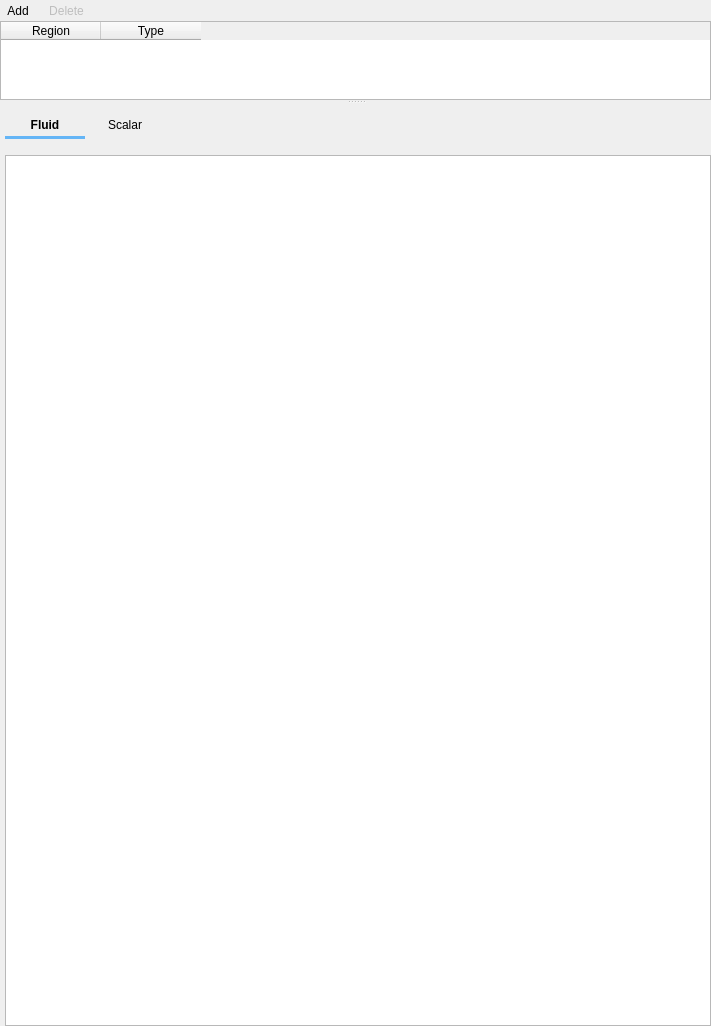
Before: the Qt Designer form gui/uifiles/boundary_conditions.ui in truongd8593/mfix, drawn with Qt 5.
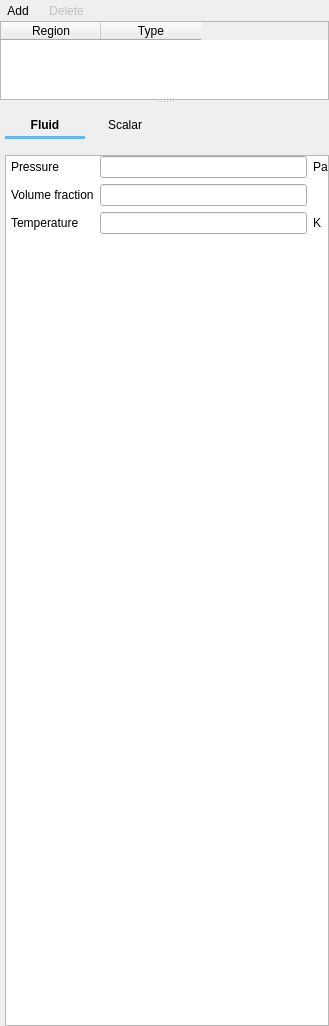
After: the same form once the commit is applied. The open tabs and pages were chosen to show the change. Custom widgets are drawn as their Qt base class.

Commit message: BCs/Fluid/PO

The edit to the form file:
```diff
--- a/gui/uifiles/boundary_conditions.ui
+++ b/gui/uifiles/boundary_conditions.ui
@@ -6,7 +6,7 @@
    <rect>
     <x>0</x>
     <y>0</y>
-    <width>711</width>
+    <width>329</width>
     <height>1026</height>
    </rect>
   </property>
@@ -327,7 +327,7 @@
            <rect>
             <x>0</x>
             <y>0</y>
-            <width>702</width>
+            <width>320</width>
             <height>858</height>
            </rect>
           </property>
@@ -1236,7 +1236,103 @@
                 </item>
                </layout>
               </widget>
-              <widget class="QWidget" name="page_fluid_po"/>
+              <widget class="QWidget" name="page_fluid_po">
+               <layout class="QVBoxLayout" name="verticalLayout_5">
+                <property name="leftMargin">
+                 <number>0</number>
+                </property>
+                <property name="topMargin">
+                 <number>0</number>
+                </property>
+                <property name="rightMargin">
+                 <number>0</number>
+                </property>
+                <property name="bottomMargin">
+                 <number>0</number>
+                </property>
+                <item>
+                 <widget class="QFrame" name="frame">
+                  <property name="frameShape">
+                   <enum>QFrame::NoFrame</enum>
+                  </property>
+                  <property name="frameShadow">
+                   <enum>QFrame::Plain</enum>
+                  </property>
+                  <layout class="QGridLayout" name="gridLayout_21">
+                   <property name="leftMargin">
+                    <number>5</number>
+                   </property>
+                   <property name="topMargin">
+                    <number>0</number>
+                   </property>
+                   <property name="rightMargin">
+                    <number>0</number>
+                   </property>
+                   <property name="bottomMargin">
+                    <number>0</number>
+                   </property>
+                   <item row="0" column="1">
+                    <widget class="LineEdit" name="lineedit_keyword_bc_p_g_2_args_BC"/>
+                   </item>
+                   <item row="0" column="0">
+                    <widget class="QLabel" name="label_bc_p_g_2">
+                     <property name="text">
+                      <string>Pressure</string>
+                     </property>
+                    </widget>
+                   </item>
+                   <item row="0" column="2">
+                    <widget class="QLabel" name="label_bc_pg_2_units">
+                     <property name="text">
+                      <string>Pa</string>
+                     </property>
+                    </widget>
+                   </item>
+                   <item row="3" column="1">
+                    <spacer name="verticalSpacer_6">
+                     <property name="orientation">
+                      <enum>Qt::Vertical</enum>
+                     </property>
+                     <property name="sizeHint" stdset="0">
+                      <size>
+                       <width>20</width>
+                       <height>40</height>
+                      </size>
+                     </property>
+                    </spacer>
+                   </item>
+                   <item row="1" column="0">
+                    <widget class="QLabel" name="label_bc_ep_g_2">
+                     <property name="text">
+                      <string>Volume fraction</string>
+                     </property>
+                    </widget>
+                   </item>
+                   <item row="2" column="0">
+                    <widget class="QLabel" name="label_bc_t_g_2">
+                     <property name="text">
+                      <string>Temperature</string>
+                     </property>
+                    </widget>
+                   </item>
+                   <item row="2" column="2">
+                    <widget class="QLabel" name="label_bc_t_g_2_units">
+                     <property name="text">
+                      <string>K</string>
+                     </property>
+                    </widget>
+                   </item>
+                   <item row="1" column="1">
+                    <widget class="LineEdit" name="lineedit_bc_ep_g_2_args_BC"/>
+                   </item>
+                   <item row="2" column="1">
+                    <widget class="LineEdit" name="lineedit_bc_t_g_2_args_BC"/>
+                   </item>
+                  </layout>
+                 </widget>
+                </item>
+               </layout>
+              </widget>
               <widget class="QWidget" name="page_fluid_mo"/>
              </widget>
              <widget class="QWidget" name="page_dummy_solids_L">
```
Left out of the diff: 23 changed lines with no effect on the pictures. The commit also changes 1 other file.
